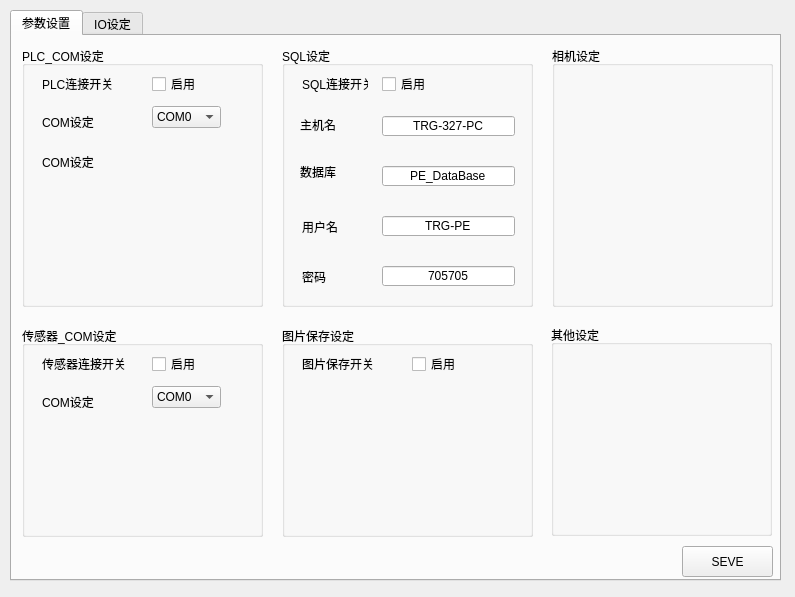
This is ui_files/setting_form.ui in bigcheng123/scratch-detect as Qt 5 draws it before an edit. The edited form follows.
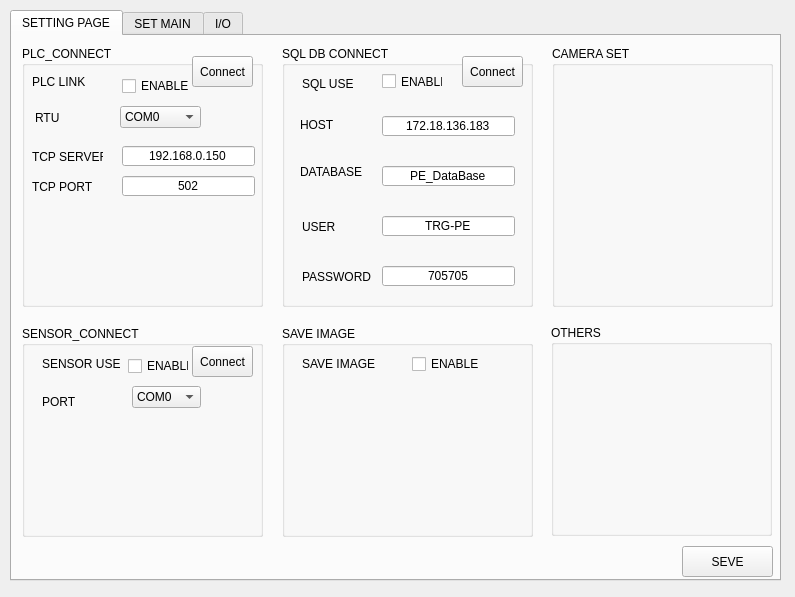
This is the edited form.

```diff
--- a/ui_files/setting_form.ui
+++ b/ui_files/setting_form.ui
@@ -28,7 +28,7 @@
     </property>
     <widget class="QWidget" name="tab">
      <attribute name="title">
-      <string>参数设置</string>
+      <string>SETTING PAGE</string>
      </attribute>
      <widget class="QGroupBox" name="groupBox">
       <property name="geometry">
@@ -40,66 +40,66 @@
        </rect>
       </property>
       <property name="title">
-       <string>PLC_COM设定</string>
+       <string>PLC_CONNECT</string>
       </property>
       <widget class="QLabel" name="label">
        <property name="geometry">
         <rect>
-         <x>20</x>
-         <y>30</y>
-         <width>71</width>
-         <height>16</height>
+         <x>10</x>
+         <y>26</y>
+         <width>81</width>
+         <height>20</height>
         </rect>
        </property>
        <property name="text">
-        <string>PLC连接开关</string>
+        <string>PLC LINK</string>
        </property>
       </widget>
       <widget class="QLabel" name="label_2">
        <property name="geometry">
         <rect>
-         <x>20</x>
-         <y>70</y>
-         <width>54</width>
-         <height>12</height>
+         <x>13</x>
+         <y>61</y>
+         <width>61</width>
+         <height>21</height>
         </rect>
        </property>
        <property name="text">
-        <string>COM设定</string>
+        <string>RTU</string>
        </property>
       </widget>
       <widget class="QLabel" name="label_3">
        <property name="geometry">
         <rect>
-         <x>20</x>
-         <y>110</y>
-         <width>54</width>
-         <height>12</height>
+         <x>10</x>
+         <y>100</y>
+         <width>71</width>
+         <height>21</height>
         </rect>
        </property>
        <property name="text">
-        <string>COM设定</string>
+        <string>TCP SERVER</string>
        </property>
       </widget>
       <widget class="QCheckBox" name="checkBox">
        <property name="geometry">
         <rect>
-         <x>130</x>
+         <x>100</x>
          <y>30</y>
-         <width>71</width>
-         <height>16</height>
+         <width>81</width>
+         <height>20</height>
         </rect>
        </property>
        <property name="text">
-        <string>启用</string>
+        <string>ENABLE</string>
        </property>
       </widget>
       <widget class="QComboBox" name="comboBox">
        <property name="geometry">
         <rect>
-         <x>130</x>
+         <x>98</x>
          <y>60</y>
-         <width>69</width>
+         <width>81</width>
          <height>22</height>
         </rect>
        </property>
@@ -148,6 +148,122 @@
          <string>COM8</string>
         </property>
        </item>
+       <item>
+        <property name="text">
+         <string>COM9</string>
+        </property>
+       </item>
+       <item>
+        <property name="text">
+         <string>COM10</string>
+        </property>
+       </item>
+       <item>
+        <property name="text">
+         <string>COM11</string>
+        </property>
+       </item>
+       <item>
+        <property name="text">
+         <string>COM12</string>
+        </property>
+       </item>
+       <item>
+        <property name="text">
+         <string>COM13</string>
+        </property>
+       </item>
+       <item>
+        <property name="text">
+         <string>COM14</string>
+        </property>
+       </item>
+       <item>
+        <property name="text">
+         <string>COM15</string>
+        </property>
+       </item>
+       <item>
+        <property name="text">
+         <string>COM50</string>
+        </property>
+       </item>
+      </widget>
+      <widget class="QPushButton" name="Button_PlcPort_connect">
+       <property name="geometry">
+        <rect>
+         <x>170</x>
+         <y>10</y>
+         <width>61</width>
+         <height>31</height>
+        </rect>
+       </property>
+       <property name="text">
+        <string>Connect</string>
+       </property>
+      </widget>
+      <widget class="QLineEdit" name="lineEdit_tcp_server">
+       <property name="geometry">
+        <rect>
+         <x>100</x>
+         <y>100</y>
+         <width>133</width>
+         <height>20</height>
+        </rect>
+       </property>
+       <property name="inputMask">
+        <string/>
+       </property>
+       <property name="text">
+        <string>192.168.0.150</string>
+       </property>
+       <property name="maxLength">
+        <number>32767</number>
+       </property>
+       <property name="cursorPosition">
+        <number>13</number>
+       </property>
+       <property name="alignment">
+        <set>Qt::AlignCenter</set>
+       </property>
+      </widget>
+      <widget class="QLabel" name="label_25">
+       <property name="geometry">
+        <rect>
+         <x>10</x>
+         <y>130</y>
+         <width>71</width>
+         <height>21</height>
+        </rect>
+       </property>
+       <property name="text">
+        <string>TCP PORT</string>
+       </property>
+      </widget>
+      <widget class="QLineEdit" name="lineEdit_tcp_port">
+       <property name="geometry">
+        <rect>
+         <x>100</x>
+         <y>130</y>
+         <width>133</width>
+         <height>20</height>
+        </rect>
+       </property>
+       <property name="inputMask">
+        <string/>
+       </property>
+       <property name="text">
+        <string>502</string>
+       </property>
+       <property name="maxLength">
+        <number>32767</number>
+       </property>
+       <property name="cursorPosition">
+        <number>3</number>
+       </property>
+       <property name="alignment">
+        <set>Qt::AlignCenter</set>
+       </property>
       </widget>
      </widget>
      <widget class="QGroupBox" name="groupBox_2">
@@ -160,7 +276,7 @@
        </rect>
       </property>
       <property name="title">
-       <string>传感器_COM设定</string>
+       <string>SENSOR_CONNECT</string>
       </property>
       <widget class="QLabel" name="label_9">
        <property name="geometry">
@@ -172,7 +288,7 @@
         </rect>
        </property>
        <property name="text">
-        <string>传感器连接开关</string>
+        <string>SENSOR USE</string>
        </property>
       </widget>
       <widget class="QLabel" name="label_10">
@@ -185,13 +301,13 @@
         </rect>
        </property>
        <property name="text">
-        <string>COM设定</string>
+        <string>PORT</string>
        </property>
       </widget>
       <widget class="QComboBox" name="comboBox_2">
        <property name="geometry">
         <rect>
-         <x>130</x>
+         <x>110</x>
          <y>60</y>
          <width>69</width>
          <height>22</height>
@@ -266,19 +382,32 @@
       <widget class="QCheckBox" name="checkBox_3">
        <property name="geometry">
         <rect>
-         <x>130</x>
+         <x>106</x>
          <y>30</y>
-         <width>47</width>
-         <height>16</height>
+         <width>61</width>
+         <height>20</height>
         </rect>
        </property>
        <property name="text">
-        <string>启用</string>
+        <string>ENABLE</string>
        </property>
        <property name="checked">
         <bool>false</bool>
        </property>
       </widget>
+      <widget class="QPushButton" name="SensorPort_connect_Button">
+       <property name="geometry">
+        <rect>
+         <x>170</x>
+         <y>20</y>
+         <width>61</width>
+         <height>31</height>
+        </rect>
+       </property>
+       <property name="text">
+        <string>Connect</string>
+       </property>
+      </widget>
      </widget>
      <widget class="QGroupBox" name="groupBox_3">
       <property name="geometry">
@@ -290,7 +419,7 @@
        </rect>
       </property>
       <property name="title">
-       <string>SQL设定</string>
+       <string>SQL DB CONNECT</string>
       </property>
       <widget class="QLabel" name="label_4">
        <property name="geometry">
@@ -302,7 +431,7 @@
         </rect>
        </property>
        <property name="text">
-        <string>SQL连接开关</string>
+        <string>SQL USE</string>
        </property>
       </widget>
       <widget class="QLabel" name="label_5">
@@ -310,12 +439,12 @@
         <rect>
          <x>18</x>
          <y>68</y>
-         <width>41</width>
+         <width>71</width>
          <height>21</height>
         </rect>
        </property>
        <property name="text">
-        <string>主机名</string>
+        <string>HOST</string>
        </property>
       </widget>
       <widget class="QLabel" name="label_6">
@@ -323,12 +452,12 @@
         <rect>
          <x>18</x>
          <y>115</y>
-         <width>41</width>
+         <width>71</width>
          <height>21</height>
         </rect>
        </property>
        <property name="text">
-        <string>数据库</string>
+        <string>DATABASE</string>
        </property>
       </widget>
       <widget class="QLabel" name="label_7">
@@ -336,12 +465,12 @@
         <rect>
          <x>20</x>
          <y>170</y>
-         <width>41</width>
+         <width>71</width>
          <height>21</height>
         </rect>
        </property>
        <property name="text">
-        <string>用户名</string>
+        <string>USER</string>
        </property>
       </widget>
       <widget class="QLabel" name="label_8">
@@ -349,25 +478,25 @@
         <rect>
          <x>20</x>
          <y>220</y>
-         <width>41</width>
+         <width>71</width>
          <height>21</height>
         </rect>
        </property>
        <property name="text">
-        <string>密码</string>
+        <string>PASSWORD</string>
        </property>
       </widget>
       <widget class="QCheckBox" name="checkBox_2">
        <property name="geometry">
         <rect>
          <x>100</x>
-         <y>30</y>
-         <width>47</width>
-         <height>16</height>
+         <y>25</y>
+         <width>61</width>
+         <height>21</height>
         </rect>
        </property>
        <property name="text">
-        <string>启用</string>
+        <string>ENABLE</string>
        </property>
        <property name="checked">
         <bool>false</bool>
@@ -383,7 +512,16 @@
         </rect>
        </property>
        <property name="inputMask">
-        <string>TRG-327-PC</string>
+        <string/>
+       </property>
+       <property name="text">
+        <string>172.18.136.183</string>
+       </property>
+       <property name="maxLength">
+        <number>32767</number>
+       </property>
+       <property name="cursorPosition">
+        <number>14</number>
        </property>
        <property name="alignment">
         <set>Qt::AlignCenter</set>
@@ -443,6 +581,19 @@
         <set>Qt::AlignCenter</set>
        </property>
       </widget>
+      <widget class="QPushButton" name="sql_connect_Button">
+       <property name="geometry">
+        <rect>
+         <x>180</x>
+         <y>10</y>
+         <width>61</width>
+         <height>31</height>
+        </rect>
+       </property>
+       <property name="text">
+        <string>Connect</string>
+       </property>
+      </widget>
      </widget>
      <widget class="QGroupBox" name="groupBox_4">
       <property name="geometry">
@@ -454,7 +605,7 @@
        </rect>
       </property>
       <property name="title">
-       <string>图片保存设定</string>
+       <string>SAVE IMAGE</string>
       </property>
       <widget class="QCheckBox" name="checkBox_4">
        <property name="geometry">
@@ -466,7 +617,7 @@
         </rect>
        </property>
        <property name="text">
-        <string>启用</string>
+        <string>ENABLE</string>
        </property>
       </widget>
       <widget class="QLabel" name="label_11">
@@ -479,7 +630,7 @@
         </rect>
        </property>
        <property name="text">
-        <string>图片保存开关</string>
+        <string>SAVE IMAGE</string>
        </property>
       </widget>
      </widget>
@@ -493,7 +644,7 @@
        </rect>
       </property>
       <property name="title">
-       <string>相机设定</string>
+       <string>CAMERA SET</string>
       </property>
      </widget>
      <widget class="QGroupBox" name="groupBox_6">
@@ -506,7 +657,7 @@
        </rect>
       </property>
       <property name="title">
-       <string>其他设定</string>
+       <string>OTHERS</string>
       </property>
      </widget>
      <widget class="QPushButton" name="pushButton">
@@ -523,9 +674,14 @@
       </property>
      </widget>
     </widget>
+    <widget class="QWidget" name="tab_2">
+     <attribute name="title">
+      <string>SET MAIN</string>
+     </attribute>
+    </widget>
     <widget class="QWidget" name="tab2">
      <attribute name="title">
-      <string>IO设定</string>
+      <string>I/O</string>
      </attribute>
      <widget class="QLineEdit" name="lineEdit_5">
       <property name="geometry">
```
Left out of the diff: 39 changed lines with no effect on the pictures.
